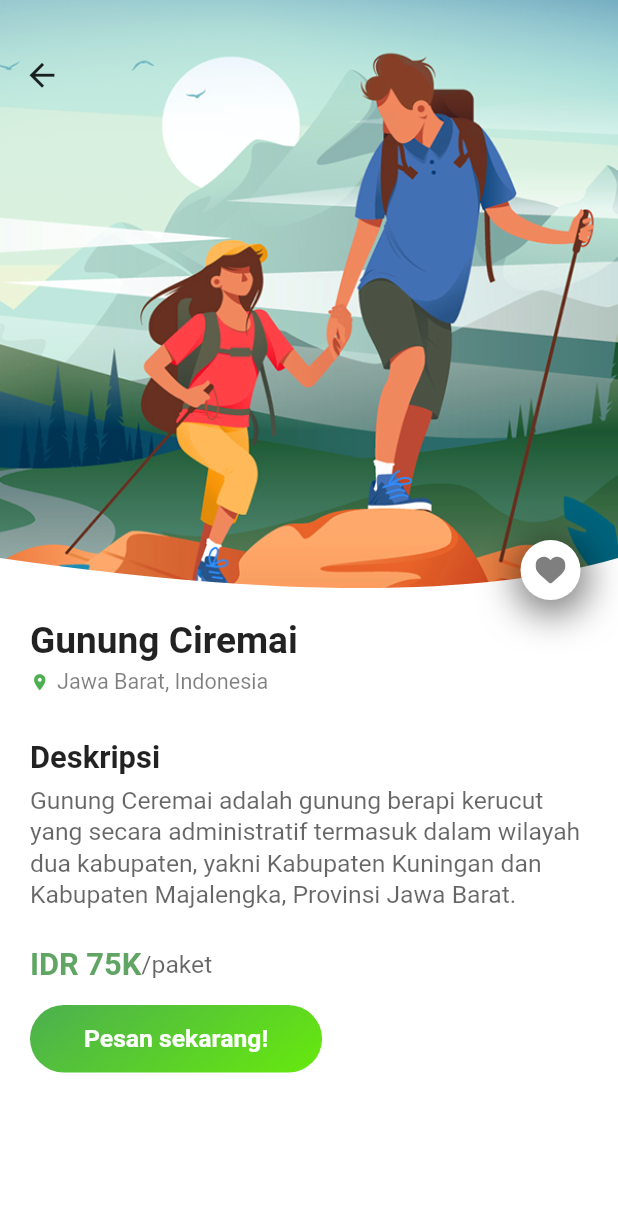
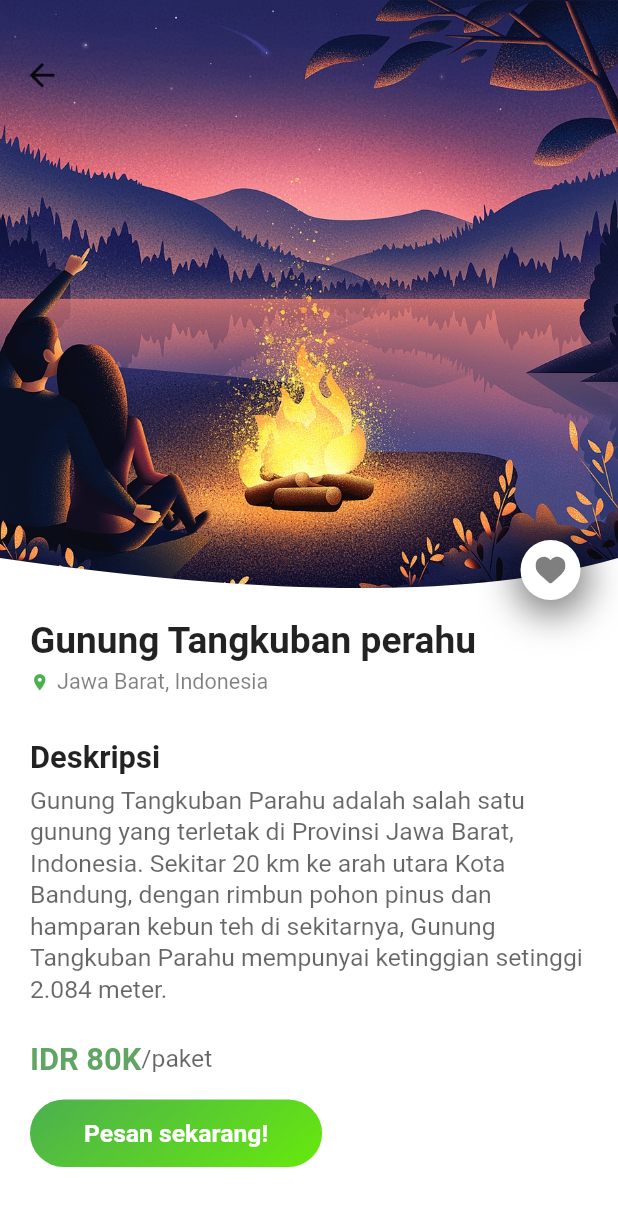
Before and after one commit to rismandev/flutterUI-Mountain, a Flutter app: the screen it shows after launch, after a tap on "Mulai sekarang!", after a tap on "Gunung Tangkuban perahu", on a phone screen of 412 x 824 dp. Shown: the top 1206 px of the screen. Run offline on Flutter 3.47's test engine with Material 2 defaults, Android fonts, the phone set to English and light mode, and no system bars; our stand-ins replace flutter_svg.

Commit message:
Update Code Mountain App

```diff
--- a/lib/models/mountain.model.dart
+++ b/lib/models/mountain.model.dart
@@ -1,12 +1,28 @@
+/*
+ * Model Mountain
+ * Dummy List Data Mountain
+ *
+ * Date Created                Date Updated
+ * 22 June 2020                19 October 2020
+ *
+ * Created by                  Updated by
+ * Risman Abdilah              Risman Abdilah
+ */
+
 class Mountain {
-  final int id;
-  final double rating;
-  final String title, image, location, description;
-  final bool isSaved;
+  int id;
+  double rating;
+  double price;
+  String title;
+  String image;
+  String location;
+  String description;
+  bool isSaved;
 
   Mountain({
     this.id,
     this.title,
+    this.price,
     this.rating,
     this.image,
     this.location,
@@ -23,7 +39,9 @@ List<Mountain> recents = [
     location: "Jawa Barat, Indonesia",
     rating: 4.5,
     isSaved: false,
-    description: descriptionText,
+    price: 80,
+    description:
+        "Gunung Tangkuban Parahu adalah salah satu gunung yang terletak di Provinsi Jawa Barat, Indonesia. Sekitar 20 km ke arah utara Kota Bandung, dengan rimbun pohon pinus dan hamparan kebun teh di sekitarnya, Gunung Tangkuban Parahu mempunyai ketinggian setinggi 2.084 meter.",
   ),
   Mountain(
     id: 2,
@@ -32,7 +50,9 @@ List<Mountain> recents = [
     location: "Jawa Barat, Indonesia",
     rating: 4.5,
     isSaved: true,
-    description: descriptionText,
+    price: 50,
+    description:
+        "Gunung Ceremai adalah gunung berapi kerucut yang secara administratif termasuk dalam wilayah dua kabupaten, yakni Kabupaten Kuningan dan Kabupaten Majalengka, Provinsi Jawa Barat. Posisi geografis puncaknya terletak pada 6° 53' 30' LS dan 108° 24' 00' BT, dengan ketinggian 3.078 m di atas permukaan laut.",
   ),
   Mountain(
     id: 3,
@@ -41,7 +61,9 @@ List<Mountain> recents = [
     location: "Jawa Barat, Indonesia",
     rating: 4.5,
     isSaved: false,
-    description: descriptionText,
+    price: 45,
+    description:
+        "Gunung Guntur adalah sebuah gunung berapi bertipe stratovolcano yang terdapat di Kelurahan Pananjung dan Desa Pasawahan, Tarogong Kaler, Kabupaten Garut, Jawa Barat, dan memiliki ketinggian 2.249 meter dpl. Gunung Guntur pernah menjadi gunung berapi paling aktif di pulau Jawa pada dekade 1800 an.",
   ),
   Mountain(
     id: 4,
@@ -50,8 +72,8 @@ List<Mountain> recents = [
     location: "Jawa Barat, Indonesia",
     rating: 4.5,
     isSaved: false,
-    description: descriptionText,
+    price: 200,
+    description:
+        "Gunung Bromo atau dalam bahasa Tengger dieja 'Brama', adalah sebuah gunung berapi aktif di Jawa Timur, Indonesia. Gunung ini memiliki ketinggian 2.329 meter di atas permukaan laut dan berada dalam empat wilayah kabupaten, yakni Kabupaten Probolinggo, Kabupaten Pasuruan, Kabupaten Lumajang, dan Kabupaten Malang.",
   ),
 ];
-
-String descriptionText = "Gunung Ceremai adalah gunung berapi kerucut yang secara administratif termasuk dalam wilayah dua kabupaten, yakni Kabupaten Kuningan dan Kabupaten Majalengka, Provinsi Jawa Barat.";
--- a/lib/screens/detail.screen.dart
+++ b/lib/screens/detail.screen.dart
@@ -1,10 +1,17 @@
 import 'package:flutter/material.dart';
-import 'package:flutter_svg/svg.dart';
-import 'package:mountain_app/models/mountain.model.dart';
 import 'package:mountain_app/widgets/buttons/gradient.button.dart';
 import 'package:mountain_app/widgets/detail/header.widget.dart';
 
+import '../models/mountain.model.dart';
+
 class DetailScreen extends StatefulWidget {
+  final Mountain mountain;
+
+  const DetailScreen({
+    Key key,
+    @required this.mountain,
+  }) : super(key: key);
+
   @override
   _DetailScreenState createState() => _DetailScreenState();
 }
@@ -17,31 +24,56 @@ class _DetailScreenState extends State<DetailScreen> {
     Size size = MediaQuery.of(context).size;
     return Scaffold(
       backgroundColor: Colors.white,
-      body: SingleChildScrollView(
-        child: Container(
+      body: Container(
         width: size.width,
         height: size.height,
+        child: SingleChildScrollView(
           child: Column(
             children: <Widget>[
               HeaderDetail(
-                image: "assets/images/detail.png",
+                image: widget.mountain.image ?? "assets/images/detail.png",
                 onBackPress: () {
                   Navigator.pop(context);
                 },
                 onLikePress: () {
-                  setState(() {
-                    isLike = !this.isLike;
-                  });
+                  widget.mountain.isSaved = !widget.mountain.isSaved;
+                  setState(() {});
                 },
-                isLike: this.isLike,
+                isLike: widget.mountain.isSaved,
               ),
               ContentDetail(
-                title: "Gunung Ciremai",
-                location: "Jawa Barat, Indonesia",
-                description: descriptionText,
-                price: 75,
+                title: widget.mountain.title ?? "Gunung Ciremai",
+                location: widget.mountain.location ?? "Jawa Barat, Indonesia",
+                description: widget.mountain.description ?? "",
+                price: widget.mountain.price ?? 75,
                 onPress: () {
-                  print("Sukses Pesan");
+                  showDialog(
+                    context: context,
+                    child: AlertDialog(
+                      content: Container(
+                        child: Column(
+                          mainAxisAlignment: MainAxisAlignment.start,
+                          crossAxisAlignment: CrossAxisAlignment.stretch,
+                          mainAxisSize: MainAxisSize.min,
+                          children: [
+                            Text(
+                              "Berhasil memesan tiket pendakian ke ${widget.mountain.title}",
+                              style: TextStyle(fontSize: 20),
+                            ),
+                            Container(
+                              margin: EdgeInsets.only(top: 20),
+                              child: GradientButton(
+                                text: "Konfirmasi",
+                                onPress: () {
+                                  Navigator.of(context).pop();
+                                },
+                              ),
+                            ),
+                          ],
+                        ),
+                      ),
+                    ),
+                  );
                 },
               )
             ],
@@ -54,7 +86,7 @@ class _DetailScreenState extends State<DetailScreen> {
 
 class ContentDetail extends StatelessWidget {
   final String title, location, description;
-  final int price;
+  final double price;
   final Function onPress;
 
   const ContentDetail({
@@ -69,9 +101,7 @@ class ContentDetail extends StatelessWidget {
   @override
   Widget build(BuildContext context) {
     Size size = MediaQuery.of(context).size;
-    return Expanded(
-      flex: 1,
-      child: Container(
+    return Container(
       width: size.width,
       padding: EdgeInsets.symmetric(horizontal: 20),
       child: Column(
@@ -134,7 +164,7 @@ class ContentDetail extends StatelessWidget {
               ),
               SizedBox(width: 5),
               Text(
-                  "${this.price}K",
+                "${this.price.toInt()}K",
                 style: TextStyle(
                   fontWeight: FontWeight.bold,
                   fontSize: size.width * 0.05,
@@ -151,7 +181,8 @@ class ContentDetail extends StatelessWidget {
               ),
             ],
           ),
-            Padding(
+          Container(
+            margin: EdgeInsets.only(bottom: 30),
             padding: const EdgeInsets.symmetric(vertical: 15),
             child: GradientButton(
               text: "Pesan sekarang!",
@@ -160,7 +191,6 @@ class ContentDetail extends StatelessWidget {
           ),
         ],
       ),
-      ),
     );
   }
 }
--- a/lib/screens/home.screen.dart
+++ b/lib/screens/home.screen.dart
@@ -1,4 +1,5 @@
 import 'package:flutter/material.dart';
+import 'package:mountain_app/models/mountain.model.dart';
 import 'package:mountain_app/widgets/home/popularlist.widget.dart';
 import 'package:mountain_app/widgets/home/provincelist.widget.dart';
 import 'package:mountain_app/widgets/home/recentlist.widget.dart';
@@ -31,8 +32,12 @@ class _HomeScreenState extends State<HomeScreen> {
           child: Column(
             children: <Widget>[
               ProvinceList(),
-              RecentList(),
-              PopularList(),
+              RecentList(
+                listRecent: recents,
+              ),
+              PopularList(
+                listPopular: recents,
+              ),
             ],
           ),
         ),
--- a/lib/screens/welcome.screen.dart
+++ b/lib/screens/welcome.screen.dart
@@ -12,18 +12,19 @@ class WelcomeScreen extends StatefulWidget {
 class _WelcomeScreenState extends State<WelcomeScreen> {
   @override
   Widget build(BuildContext context) {
-    Size size = MediaQuery.of(context).size;
     return Scaffold(
       backgroundColor: Colors.white,
-      body: Column(
+      body: SingleChildScrollView(
+        child: Column(
           crossAxisAlignment: CrossAxisAlignment.start,
           children: <Widget>[
             ImageHeader(
               imageSource: "assets/images/header.jpg",
             ),
             ContentWelcome(),
-          Padding(
-            padding: const EdgeInsets.symmetric(horizontal: 20),
+            Container(
+              margin: EdgeInsets.fromLTRB(0, 0, 0, 30),
+              padding: EdgeInsets.symmetric(horizontal: 20),
               child: GradientButton(
                 text: "Mulai sekarang!",
                 onPress: () {
@@ -37,6 +38,7 @@ class _WelcomeScreenState extends State<WelcomeScreen> {
             ),
           ],
         ),
+      ),
     );
   }
 }
--- a/lib/widgets/buttons/bookmark.button.dart
+++ b/lib/widgets/buttons/bookmark.button.dart
@@ -29,7 +29,7 @@ class BookmarkButton extends StatelessWidget {
         ),
         alignment: Alignment.center,
         child: IconButton(
-          splashColor: Colors.orange.withOpacity(0.4),
+          splashColor: Colors.transparent,
           icon: SvgPicture.asset(
             "assets/icons/heart.svg",
             color: active ? Colors.red : Colors.black.withOpacity(0.6),
--- a/lib/widgets/home/popularcard.widget.dart
+++ b/lib/widgets/home/popularcard.widget.dart
@@ -5,18 +5,22 @@ import 'package:mountain_app/widgets/buttons/bookmark.button.dart';
 class PopularCard extends StatelessWidget {
   final Mountain recent;
   final Function onPress;
+  final Function onSaved;
+  final bool isSaved;
 
   const PopularCard({
     Key key,
     @required this.recent,
     @required this.onPress,
+    this.onSaved,
+    this.isSaved = false,
   }) : super(key: key);
 
   @override
   Widget build(BuildContext context) {
     return GestureDetector(
       onTap: this.onPress,
-          child: Container(
+      child: Container(
         margin: EdgeInsets.symmetric(vertical: 10, horizontal: 15),
         clipBehavior: Clip.antiAlias,
         decoration: BoxDecoration(
@@ -37,12 +41,16 @@ class PopularCard extends StatelessWidget {
               imageSource: recent.image,
             ),
             BookmarkButton(
-              active: recent.isSaved,
-              onPress: () {},
+              active: this.isSaved,
+              onPress: this.onSaved,
               top: 5,
               right: 5,
             ),
-            ContentCard(title: recent.title, location: recent.location, description: recent.description,),
+            ContentCard(
+              title: recent.title,
+              location: recent.location,
+              description: recent.description,
+            ),
           ],
         ),
       ),
@@ -110,6 +118,7 @@ class ContentCard extends StatelessWidget {
     );
   }
 }
+
 // Widget Image List
 class ImageCard extends StatelessWidget {
   final String imageSource;
--- a/lib/widgets/home/popularlist.widget.dart
+++ b/lib/widgets/home/popularlist.widget.dart
@@ -4,6 +4,12 @@ import 'package:mountain_app/screens/detail.screen.dart';
 import 'package:mountain_app/widgets/home/popularcard.widget.dart';
 
 class PopularList extends StatefulWidget {
+  final List<Mountain> listPopular;
+
+  const PopularList({
+    Key key,
+    @required this.listPopular,
+  }) : super(key: key);
   @override
   _PopularListState createState() => _PopularListState();
 }
@@ -19,7 +25,7 @@ class _PopularListState extends State<PopularList> {
         mainAxisSize: MainAxisSize.max,
         children: <Widget>[
           Padding(
-            padding: EdgeInsets.only(left: 15, right: 15, top: 15, bottom: 5),
+            padding: EdgeInsets.fromLTRB(15, 15, 15, 5),
             child: Text(
               "Tempat populer",
               style: TextStyle(
@@ -32,7 +38,7 @@ class _PopularListState extends State<PopularList> {
             flex: 1,
             child: ListView.builder(
               scrollDirection: Axis.vertical,
-              itemCount: recents.length,
+              itemCount: widget.listPopular.length,
               itemBuilder: (context, index) => buildPopularCard(index),
             ),
           ),
@@ -43,13 +49,20 @@ class _PopularListState extends State<PopularList> {
 
   Widget buildPopularCard(int index) {
     return PopularCard(
-      recent: recents[index],
+      recent: widget.listPopular[index],
+      isSaved: widget.listPopular[index].isSaved,
+      onSaved: () {
+        widget.listPopular[index].isSaved = !widget.listPopular[index].isSaved;
+        setState(() {});
+      },
       onPress: () {
         Navigator.push(
           context,
           MaterialPageRoute(
             builder: (context) {
-              return DetailScreen();
+              return DetailScreen(
+                mountain: widget.listPopular[index],
+              );
             },
           ),
         );
--- a/lib/widgets/home/recentlist.widget.dart
+++ b/lib/widgets/home/recentlist.widget.dart
@@ -3,7 +3,16 @@ import 'package:mountain_app/models/mountain.model.dart';
 import 'package:mountain_app/screens/detail.screen.dart';
 import 'package:mountain_app/widgets/home/recentcard.widget.dart';
 
+import '../../models/mountain.model.dart';
+
 class RecentList extends StatefulWidget {
+  final List<Mountain> listRecent;
+
+  const RecentList({
+    Key key,
+    @required this.listRecent,
+  }) : super(key: key);
+
   @override
   _RecentListState createState() => _RecentListState();
 }
@@ -35,7 +44,7 @@ class _RecentListState extends State<RecentList> {
         aspectRatio: 2,
         child: PageView.builder(
           controller: _pageController,
-          itemCount: recents.length,
+          itemCount: widget.listRecent.length,
           itemBuilder: (context, index) => buildRecentSlider(index),
         ),
       ),
@@ -44,13 +53,20 @@ class _RecentListState extends State<RecentList> {
 
   Widget buildRecentSlider(int index) {
     return RecentCard(
-      recent: recents[index],
+      recent: widget.listRecent[index],
+      isSaved: widget.listRecent[index].isSaved,
+      onSaved: () {
+        widget.listRecent[index].isSaved = !widget.listRecent[index].isSaved;
+        setState(() {});
+      },
       onPress: () {
         Navigator.push(
           context,
           MaterialPageRoute(
             builder: (context) {
-              return DetailScreen();
+              return DetailScreen(
+                mountain: widget.listRecent[index],
+              );
             },
           ),
         );
--- a/pubspec.yaml
+++ b/pubspec.yaml
@@ -28,7 +28,7 @@ dependencies:
   # The following adds the Cupertino Icons font to your application.
   # Use with the CupertinoIcons class for iOS style icons.
   cupertino_icons: ^0.1.3
-  flutter_svg: ^0.17.4
+  flutter_svg: ^0.19.1
 
 dev_dependencies:
   flutter_test:
```
Also changed, not shown: lib/widgets/home/provincelist.widget.dart (+5 -6 lines), lib/widgets/home/recentcard.widget.dart (+7 -6 lines), pubspec.lock, 3 other files. Lines whose indentation alone changed are shown as unchanged.
